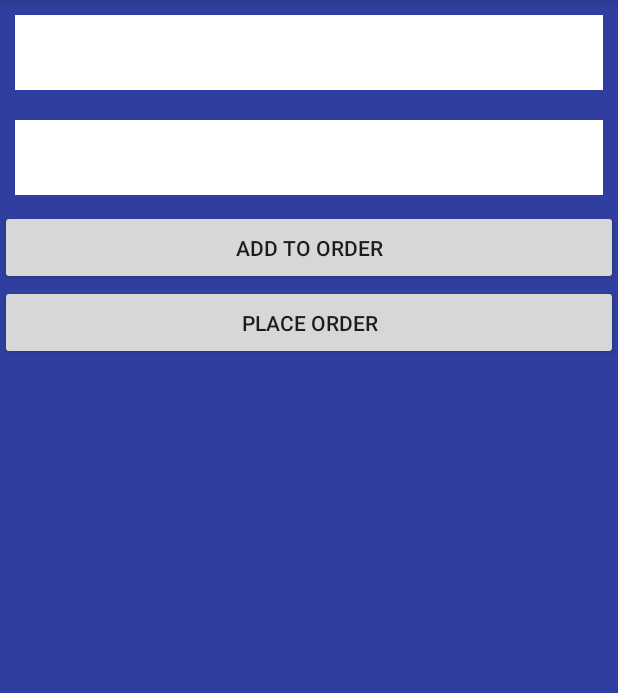
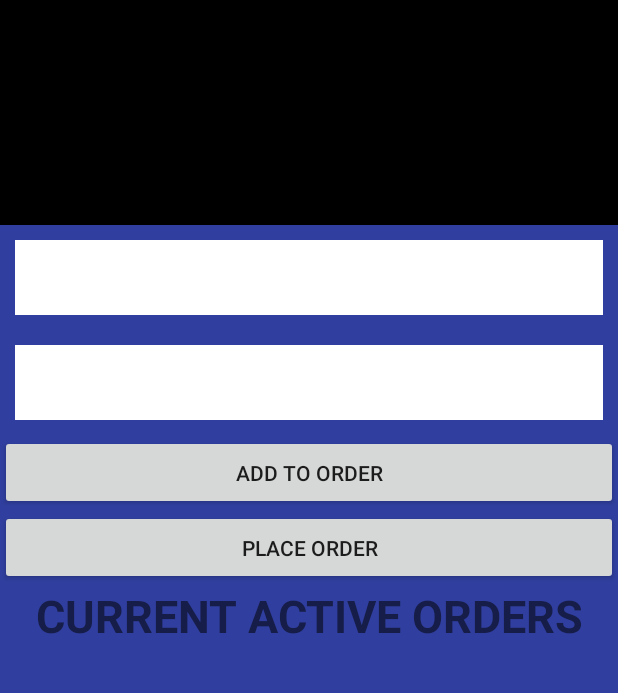
Before and after one commit to Castro-711/SQsMe-App, an Android app: the screen it shows after launch (PlaceOrder), after a tap on "ADD TO ORDER", on a phone screen of 412 x 824 dp, the part 84-777 px from its top. Run offline under Robolectric (Android 15) with nearby library versions, the phone set to English and light mode, and no system bars.

Commit message:
Added the list view and have it functioning as expected for the moment, will try some tests to ensure that is the case

```diff
--- a/app/src/main/AndroidManifest.xml
+++ b/app/src/main/AndroidManifest.xml
@@ -19,7 +19,8 @@
         <activity android:name=".fragments.FragmentOne" />
         <activity android:name=".fragments.FragmentTwo" />
         <activity android:name=".fragments.FragmentThree" />
-        <activity android:name="com.squeuesme.PlaceOrder">
+        <activity android:name="com.squeuesme.PlaceOrder"
+                  android:windowSoftInputMode="stateHidden"> <!-- hides keyboard -->
             <intent-filter>
                 <action android:name="android.intent.action.MAIN" />
 
--- a/app/src/main/java/com/squeuesme/PlaceOrder.java
+++ b/app/src/main/java/com/squeuesme/PlaceOrder.java
@@ -6,8 +6,10 @@ import android.support.v7.app.AppCompatActivity;
 import android.os.Bundle;
 import android.util.Log;
 import android.view.View;
+import android.widget.ArrayAdapter;
 import android.widget.Button;
 import android.widget.EditText;
+import android.widget.ListView;
 
 import com.squeuesme.activities.R;
 import com.squeuesme.core.drink.Drink;
@@ -15,6 +17,8 @@ import com.squeuesme.core.drink.Order;
 import com.squeuesme.core.user.Customer;
 import com.squeuesme.core.venue.OrdersBoard;
 import com.squeuesme.core.venue.Venue;
+
+import java.util.ArrayList;
 
 public class PlaceOrder extends AppCompatActivity {
 
@@ -31,6 +35,10 @@ public class PlaceOrder extends AppCompatActivity {
     private EditText drinkQuantity;
     private int drinkQuantityInt;
 
+    private ListView listView;
+    private ArrayList<String> listItems;
+    private ArrayAdapter adapter;
+
     @Override
     protected void onCreate(Bundle savedInstanceState) {
         super.onCreate(savedInstanceState);
@@ -45,6 +53,16 @@ public class PlaceOrder extends AppCompatActivity {
         ordersBoard = new OrdersBoard(); // edit orders board to get date and unique id
         currentOrder = new Order();
 
+        listView = findViewById(R.id.lvCurrentOrder);
+        listItems = new ArrayList<>();
+
+        adapter = new ArrayAdapter<>(
+                this,
+                android.R.layout.simple_expandable_list_item_1,
+                listItems);
+
+        listView.setAdapter(adapter);
+
         venue = new Venue("Boomers", "Woodford", ordersBoard);
         getActiveCustomer(null);
 
@@ -56,12 +74,6 @@ public class PlaceOrder extends AppCompatActivity {
 
                 customer.placeOrder(currentOrder);
 
-                Log.i("Customer id", customer.getUniqueId());
-                Log.i("Customer order",
-                        customer.getOrdersBoard().getActiveOrders() + "");
-                Log.i("Venue ordersBoard",
-                        venue.getCurrentOrdersBoard().getActiveOrders() + "");
-
                 // need to reset currentOrders values
                 currentOrder = new Order();
             }
@@ -72,20 +84,36 @@ public class PlaceOrder extends AppCompatActivity {
             public void onClick(View view) {
 
                 drinkNameString = String.valueOf(drinkName.getText());
-                drinkQuantityInt = Integer.parseInt(String.valueOf(drinkQuantity.getText()));
-
-                Log.i("drink name", "" + drinkName.getText());
-                Log.i("drink quantity", "" + drinkQuantity.getText());
+                getQuantity();
 
                 Drink current = new Drink(drinkNameString, drinkQuantityInt);
 
                 currentOrder.addDrinkToOrder(current);
 
+                listItems.add(current.toString());
+                adapter.notifyDataSetChanged();
+
+                wipeEditTextValues();
+                drinkName.requestFocus();
+
+                for(String i: listItems)
+                    Log.i("listItem ", i + "");
+
                 Log.i("Order", currentOrder.toString());
             }
         });
+    }
 
+    public void wipeEditTextValues(){
+        drinkName.setText("");
+        drinkQuantity.setText("");
+    }
 
+    public void getQuantity(){
+        if(drinkQuantity.getText().toString().equals(""))
+            drinkQuantityInt = 0;
+        else
+            drinkQuantityInt = Integer.parseInt(drinkQuantity.getText().toString());
     }
 
     public void getActiveCustomer(Customer _customer){
--- a/app/src/main/java/com/squeuesme/core/drink/Order.java
+++ b/app/src/main/java/com/squeuesme/core/drink/Order.java
@@ -1,4 +1,6 @@
 package com.squeuesme.core.drink;
+
+import android.widget.ArrayAdapter;
 
 import java.util.ArrayList;
 
@@ -65,6 +67,15 @@ public class Order
         currentOrder.remove(_drink);
     }
 
+    public ArrayList<String> getOrderAsStringArrayList(){
+        ArrayList<String> order = new ArrayList<>();
+
+        for(Drink d: currentOrder)
+            order.add(d.toString());
+
+        return order;
+    }
+
     @Override
     public String toString()
     {
--- a/app/src/main/res/layout/activity_place_order.xml
+++ b/app/src/main/res/layout/activity_place_order.xml
@@ -6,14 +6,24 @@
     android:layout_height="match_parent"
     tools:context="com.squeuesme.PlaceOrder">
 
+    <LinearLayout
+        android:layout_width="match_parent"
+        android:layout_height="match_parent"
+        android:orientation="vertical">
+
+
+        <ListView
+            android:id="@id/lvCurrentOrder"
+            android:layout_width="match_parent"
+            android:layout_height="150sp"
+            android:background="#ffffff"
+            android:foreground="#000000"/>
 
         <LinearLayout
             android:orientation="vertical"
             android:background="@color/colorPrimaryDark"
             android:layout_width="match_parent"
             android:layout_height="match_parent">
-
-
 
 
             <android.support.design.widget.TextInputEditText
@@ -48,15 +58,23 @@
                 android:layout_width="match_parent"
                 android:layout_height="50sp" />
 
-        <!--<TextView-->
-            <!--android:id="@id/tvOrdersHeading"-->
-            <!--android:text="Current Active Orders"-->
-            <!--android:layout_width="match_parent"-->
-            <!--android:layout_height="80sp" />-->
+            <TextView
+                android:id="@id/tvOrdersHeading"
+                android:text="Current Active Orders"
+                android:textSize="30sp"
+                android:textAllCaps="true"
+                android:textStyle="bold"
+                android:textAlignment="center"
+                android:layout_width="match_parent"
+                android:layout_height="80sp" />
+
+
+
+        </LinearLayout>
+
 
     </LinearLayout>
 
 
 
-
 </android.support.constraint.ConstraintLayout>
--- a/app/src/main/res/values/ids.xml
+++ b/app/src/main/res/values/ids.xml
@@ -9,4 +9,5 @@
     <item name="edtDrinkName" type="id">edtDrinkName</item>
     <item name="edtDrinkQuantity" type="id">edtDrinkQuantity</item>
     <item name="tvOrdersHeading" type="id">tvOrdersHeading</item>
+    <item name="lvCurrentOrder" type="id">lvCurrentOrder</item>
 </resources>
```
Lines whose indentation alone changed are shown as unchanged.
